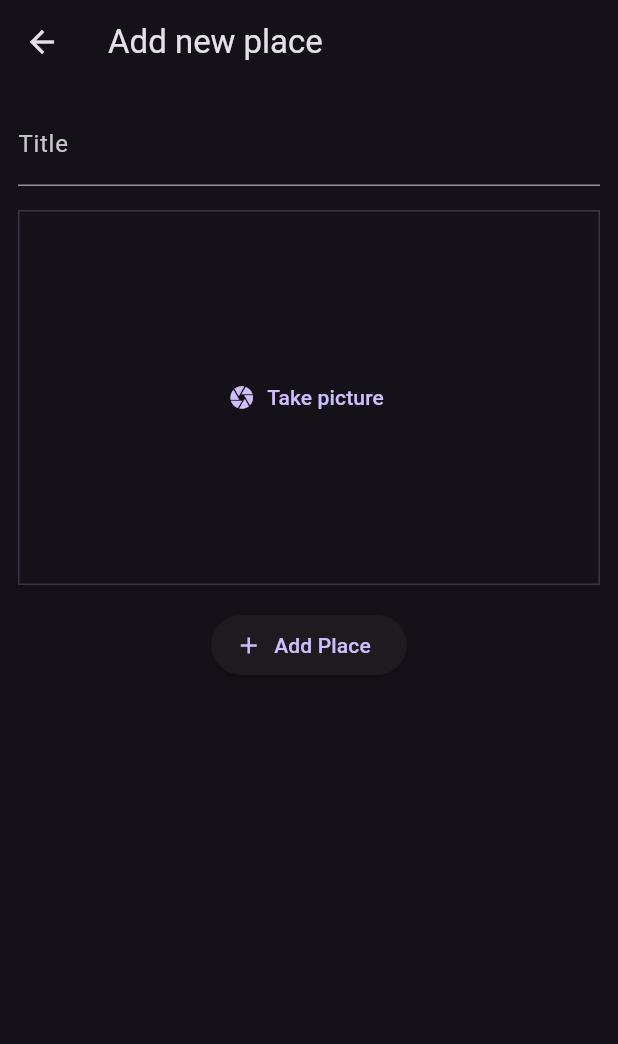
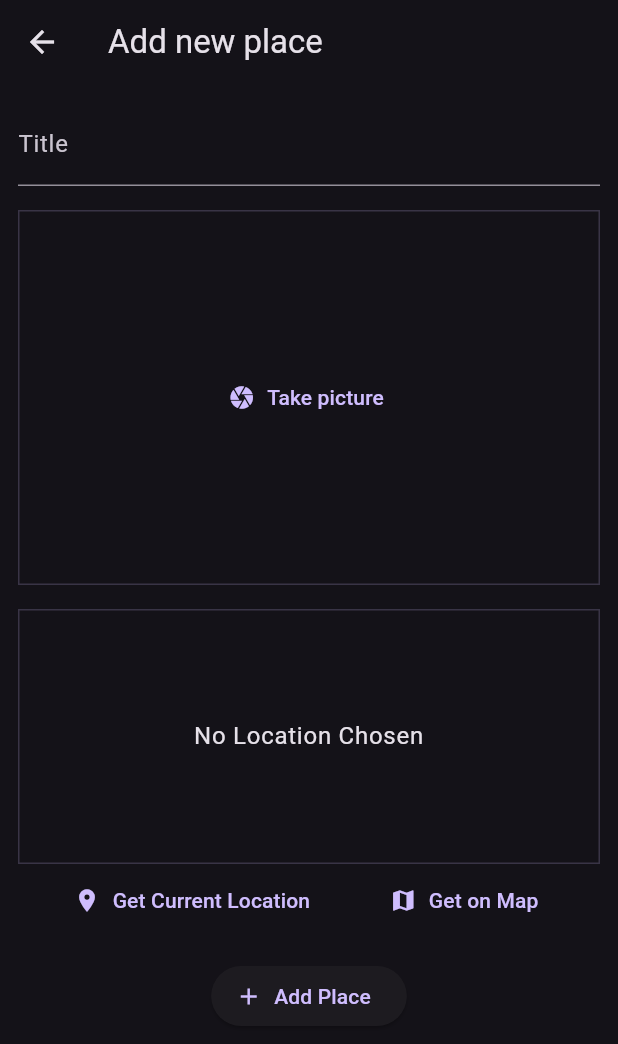
Before and after one commit to Seth-Browning/Mobile-App-Development-App-6, a Flutter app: the AddPlaceScreen screen opened directly, on a phone screen of 412 x 824 dp. Shown: the top 1044 px of the screen. Run offline on Flutter 3.47's test engine with Material 3 defaults, Android fonts, the phone set to English and light mode, and no system bars; our stand-ins replace flutter_riverpod, google_fonts, image_picker.

Commit message:
Adding Location Input.

```diff
--- a/lib/screens/add_place.dart
+++ b/lib/screens/add_place.dart
@@ -3,6 +3,8 @@ import 'package:flutter_riverpod/flutter_riverpod.dart';
 import 'package:places/providers/user_places.dart';
 import 'package:places/widgets/image_input.dart';
 import 'dart:io';
+
+import 'package:places/widgets/location_input.dart';
 
 class AddPlaceScreen extends ConsumerStatefulWidget {
   const AddPlaceScreen({super.key});
@@ -49,6 +51,8 @@ class _AddPlaceScreenState extends ConsumerState<AddPlaceScreen> {
               _selectedImage = image;
             },),
             SizedBox(height: 16),
+            LocationInput(),
+            SizedBox(height: 16),
             ElevatedButton.icon(
               icon: Icon(Icons.add),
               onPressed: _savePlace,
--- /dev/null
+++ b/lib/widgets/location_input.dart
@@ -0,0 +1,49 @@
+import 'package:flutter/material.dart';
+
+class LocationInput extends StatefulWidget {
+  @override
+  State<LocationInput> createState() => _LocationInputState();
+}
+
+class _LocationInputState extends State<LocationInput> {
+  @override
+  Widget build(BuildContext context) {
+    return Column(
+      children: [
+        Container(
+          alignment: Alignment.center,
+          height: 170,
+          width: double.infinity,
+          decoration: BoxDecoration(
+            border: Border.all(
+              color: Theme.of(context).colorScheme.primary
+                  .withValues(alpha: 0.2),
+              width: 1,
+            ),
+          ),
+          child: Text(
+            'No Location Chosen',
+            textAlign: TextAlign.center,
+            style: Theme.of(context).textTheme.bodyLarge!
+                .copyWith(color: Theme.of(context).colorScheme.onBackground),
+          ),
+        ),
+        Row(
+          mainAxisAlignment: MainAxisAlignment.spaceEvenly,
+          children: [
+            TextButton.icon(
+              icon: Icon(Icons.location_on),
+              label: Text('Get Current Location'),
+              onPressed: () {},
+            ),
+            TextButton.icon(
+              icon: Icon(Icons.map),
+              label: Text('Get on Map'),
+              onPressed: () {},
+            ),
+          ],
+        ),
+      ],
+    );
+  }
+}
--- a/pubspec.yaml
+++ b/pubspec.yaml
@@ -38,6 +38,7 @@ dependencies:
   uuid: ^4.6.0
   flutter_riverpod: ^3.4.3
   image_picker: ^1.2.4
+  location: ^10.0.2
 
 dev_dependencies:
   flutter_test:
```
Also changed, not shown: lib/main.dart (+7 -0 lines), pubspec.lock, 6 other files.
